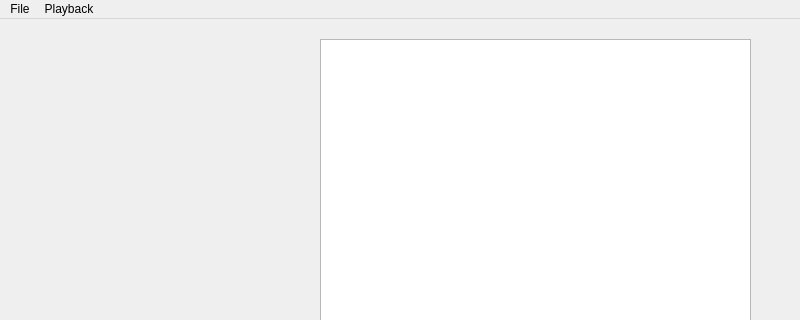
This is src/melosic/gui/mainwindow.ui in chrismanning/melosic as Qt 5 draws it before an edit; both pictures show x 0 to 800 and y 0 to 320 of the 800 by 600 pixel window. The edited form follows.
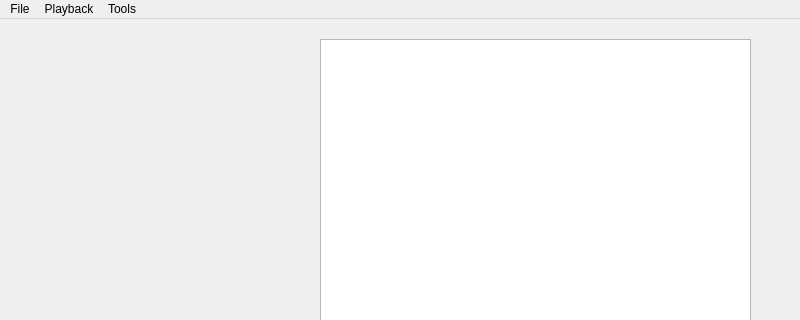
This is the edited form. Custom widgets are drawn as their Qt base class.

Diff of the .ui file:
```diff
--- a/src/melosic/gui/mainwindow.ui
+++ b/src/melosic/gui/mainwindow.ui
@@ -129,8 +129,15 @@
     <addaction name="actionPlay"/>
     <addaction name="actionStop"/>
    </widget>
+   <widget class="QMenu" name="menuTools">
+    <property name="title">
+     <string>Tools</string>
+    </property>
+    <addaction name="actionOptions"/>
+   </widget>
    <addaction name="menuFile"/>
    <addaction name="menuPlayback"/>
+   <addaction name="menuTools"/>
   </widget>
   <widget class="QStatusBar" name="statusbar"/>
   <action name="actionOpen">
```
Left out of the diff: 5 changed lines with no effect on the pictures.
